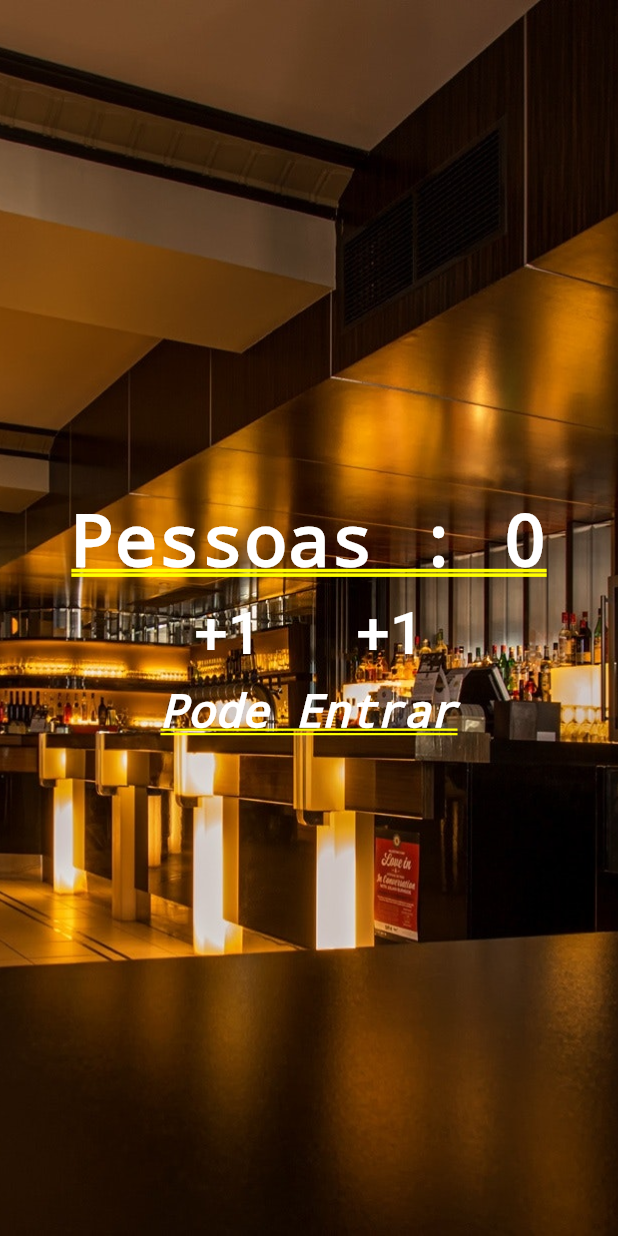
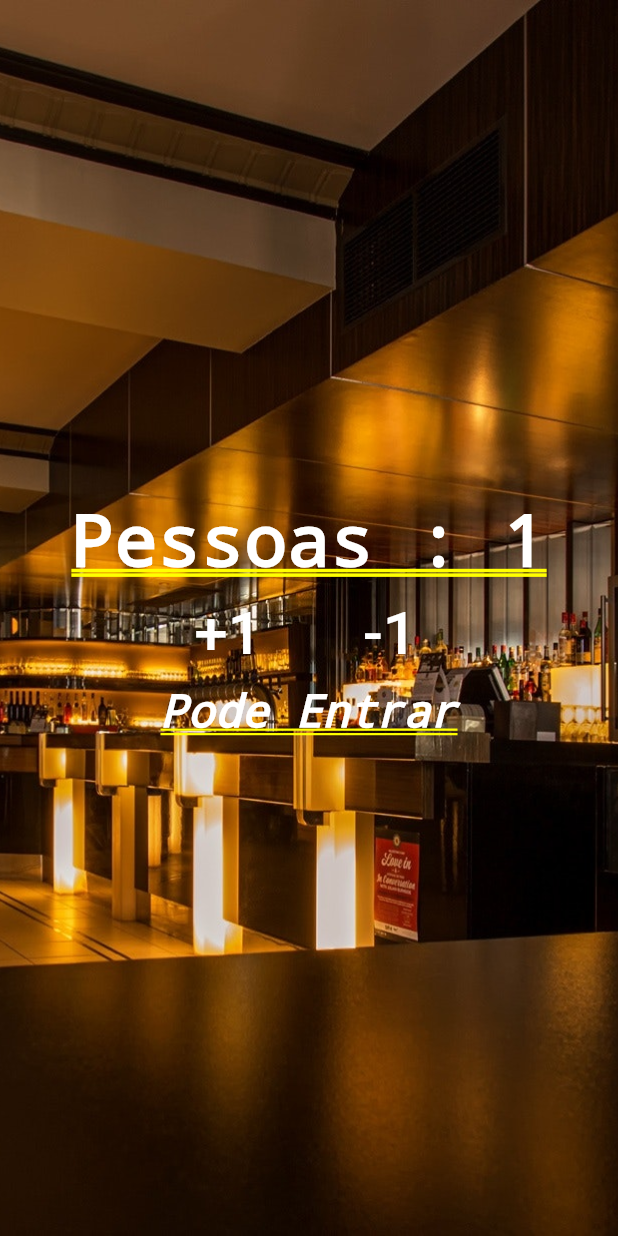
Before and after one commit to Matthwhy/Contador_de_clientes_Flutter, a Flutter app: the screen it shows after launch, after a tap on "+1", on a phone screen of 412 x 824 dp. Run offline on Flutter 3.47's test engine with Material 2 defaults, Android fonts, the phone set to English and light mode, and no system bars.

Commit message:
Update main.dart

```diff
--- a/lib/main.dart
+++ b/lib/main.dart
@@ -2,23 +2,56 @@ import 'package:flutter/material.dart';
 import 'package:flutter/widgets.dart';
 
 void main() {
-  runApp(MaterialApp(
-      title: "Contador de pessoas",
-      home: Stack(
+  runApp(MaterialApp(title: "Contador de pessoas", home: Home()));
+}
+
+class Home extends StatefulWidget {
+  @override
+  _HomeState createState() => _HomeState();
+}
+
+class _HomeState extends State<Home> {
+  int _people = 0;
+
+  String _infoText = "Pode Entrar";
+
+  void _changePeople(int delta) {
+    setState(() {
+      _people += delta;
+      if (_people < 0) {
+        _infoText = "Mundo invertido";
+      } else if (_people > 10) {
+        _infoText = "Restaurante lotado";
+        _people = 10;
+      } else if (_people >= 0) {
+        _infoText = "Pode Entrar";
+      }
+      if (_people < 0) {
+        _people = -1;
+      }
+    });
+  }
+
+  @override
+  Widget build(BuildContext context) {
+    return Stack(
       children: <Widget>[
         Image.asset(
           "images/restaurant.jpg",
           fit: BoxFit.cover,
-          height:1000.0,
+          height: 1000.0,
         ),
         Column(
           mainAxisAlignment: MainAxisAlignment.center,
           children: <Widget>[
             Text(
-        "Pessoas : 0",
-        style: TextStyle(color: Colors.white, fontWeight: FontWeight.bold),
+              "Pessoas : $_people",
+              style:
+                  TextStyle(color: Colors.white, fontWeight: FontWeight.bold),
             ),
-    Row(mainAxisAlignment: MainAxisAlignment.center, children: <Widget>[
+            Row(
+              mainAxisAlignment: MainAxisAlignment.center,
+              children: <Widget>[
                 Padding(
                   padding: EdgeInsets.all(10.0),
                   child: FlatButton(
@@ -26,23 +59,27 @@ void main() {
                       "+1",
                       style: TextStyle(fontSize: 40.0, color: Colors.white),
                     ),
-          onPressed: () {},
+                    onPressed: () {
+                      _changePeople(1);
+                    },
                   ),
                 ),
                 Padding(
                   padding: EdgeInsets.all(10.0),
                   child: FlatButton(
                     child: Text(
-            "+1",
+                      "-1",
                       style: TextStyle(fontSize: 40.0, color: Colors.white),
                     ),
-          onPressed: () {},
+                    onPressed: () {
+                      _changePeople(-1);
+                    },
                   ),
                 ),
               ],
             ),
             Text(
-      "Pode Entrar",
+              _infoText,
               style: TextStyle(
                   color: Colors.white,
                   fontStyle: FontStyle.italic,
@@ -52,6 +89,6 @@ void main() {
           ],
         )
       ],
-      )
-  ));
+    );
   }
+}
```
Lines whose indentation alone changed are shown as unchanged.
